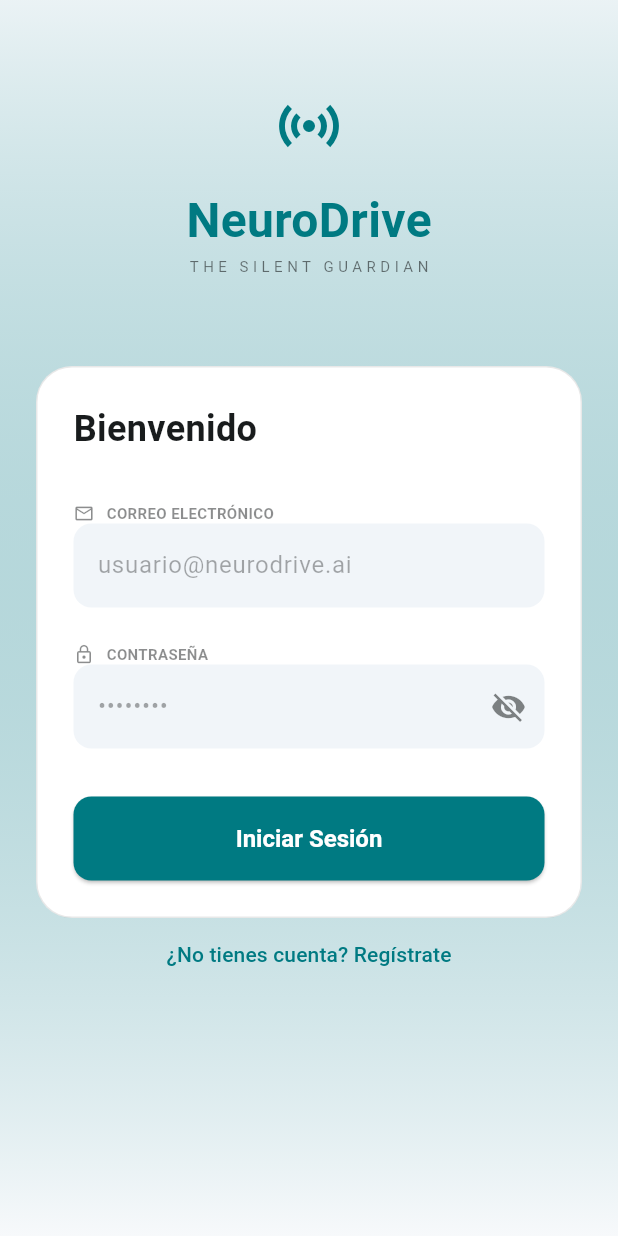
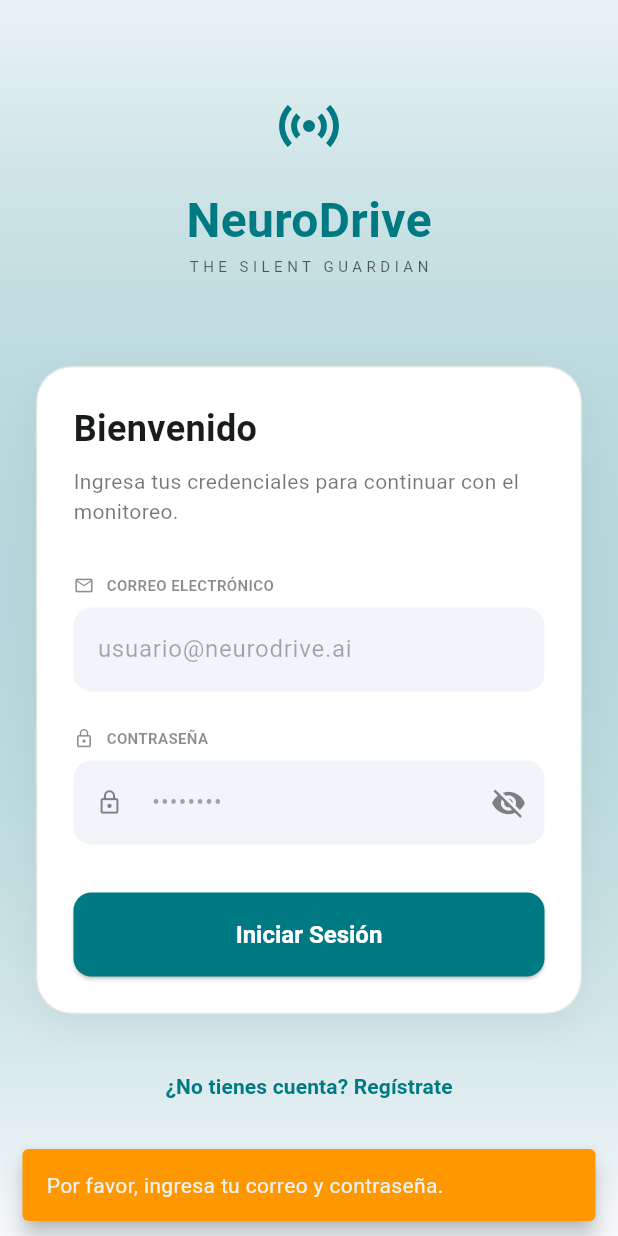
Before and after one commit to ra0214/neurodrive-app, a Flutter app: the screen it shows after launch, after a tap on "Iniciar Sesión", on a phone screen of 412 x 824 dp. Run offline on Flutter 3.47's test engine with Material 3 defaults, Android fonts, the phone set to English and light mode, and no system bars; our stand-ins replace device_preview, flutter_secure_storage; missing offline and left inert: flutter_windowmanager, safe_device; accounts and stored records are empty.

Commit message:
feat: implementar integración con API real en Go, manejo de errores UX y optimización de carga

```diff
--- a/lib/features/auth/data/sources/auth_api_service.dart
+++ b/lib/features/auth/data/sources/auth_api_service.dart
@@ -1,3 +1,4 @@
+import 'dart:async';
 import 'dart:convert';
 import 'package:http/http.dart' as http;
 import '../models/auth_models.dart';
@@ -11,6 +12,7 @@ class AuthException implements Exception {
 
 class AuthApiService {
   final String baseUrl = "http://173.212.202.138:8080/api/v1";
+  final Duration _timeout = const Duration(seconds: 5);
 
   Future<AuthResponse> login(String email, String password) async {
     try {
@@ -18,19 +20,25 @@ class AuthApiService {
         Uri.parse("$baseUrl/auth/login"),
         headers: {"Content-Type": "application/json"},
         body: jsonEncode({"correo": email, "password": password}),
-      );
+      ).timeout(_timeout);
 
       if (response.statusCode == 200) {
         return AuthResponse.fromJson(jsonDecode(response.body));
       } else if (response.statusCode == 401) {
         throw AuthException("Credenciales inválidas. Verifica tu correo y contraseña.");
       } else {
-        final errorData = jsonDecode(response.body);
-        throw AuthException(errorData['message'] ?? "Error del servidor (${response.statusCode})");
+        try {
+          final errorData = jsonDecode(response.body);
+          throw AuthException(errorData['message'] ?? "Error del servidor (${response.statusCode})");
+        } catch (_) {
+          throw AuthException("El servicio no está disponible temporalmente (Error ${response.statusCode})");
+        }
       }
+    } on TimeoutException {
+      throw AuthException("El servidor tardó demasiado en responder. Verifica tu conexión.");
     } catch (e) {
       if (e is AuthException) rethrow;
-      throw AuthException("Error de conexión. Verifica tu internet.");
+      throw AuthException("No se pudo conectar con el servidor. Verifica tu internet.");
     }
   }
 
@@ -52,15 +60,21 @@ class AuthApiService {
           "password": password,
           "telefono": telefono ?? "",
         }),
-      );
+      ).timeout(_timeout);
 
       if (response.statusCode != 201) {
-        final errorData = jsonDecode(response.body);
-        throw AuthException(errorData['message'] ?? "Error al registrar la cuenta.");
+        try {
+          final errorData = jsonDecode(response.body);
+          throw AuthException(errorData['message'] ?? "Error al registrar la cuenta.");
+        } catch (_) {
+          throw AuthException("Error inesperado en el servidor (${response.statusCode})");
+        }
       }
+    } on TimeoutException {
+      throw AuthException("El servidor tardó demasiado en responder.");
     } catch (e) {
       if (e is AuthException) rethrow;
-      throw AuthException("Error de conexión. Verifica tu internet.");
+      throw AuthException("Error de conexión al registrar.");
     }
   }
 }
--- a/lib/features/auth/presentation/views/login_screen.dart
+++ b/lib/features/auth/presentation/views/login_screen.dart
@@ -1,6 +1,7 @@
+import 'dart:io';
 import 'package:flutter/material.dart';
-import 'package:flutter/services.dart'; // Para SystemNavigator.pop
-import 'package:flutter/foundation.dart'; // Para kIsWeb
+import 'package:flutter/services.dart';
+import 'package:flutter/foundation.dart';
 import 'package:provider/provider.dart';
 import 'package:neurodrive/features/auth/presentation/view_models/login_view_model.dart';
 import 'package:neurodrive/core/security/security_service.dart';
@@ -47,7 +48,7 @@ class _LoginScreenState extends State<LoginScreen> {
                   if (kIsWeb) {
                     Navigator.of(context).pop();
                   } else {
-                    SystemNavigator.pop(); // Cierre seguro en Android/iOS
+                    SystemNavigator.pop();
                   }
                 },
                 style: ElevatedButton.styleFrom(
@@ -61,6 +62,13 @@ class _LoginScreenState extends State<LoginScreen> {
         ),
       );
     }
+  }
+
+  @override
+  void dispose() {
+    _emailController.dispose();
+    _passwordController.dispose();
+    super.dispose();
   }
 
   @override
@@ -78,7 +86,7 @@ class _LoginScreenState extends State<LoginScreen> {
             begin: Alignment.topCenter,
             end: Alignment.bottomCenter,
             colors: isDark
-                ? [const Color(0xFF0D1B2A), theme.colorScheme.background]
+                ? [const Color(0xFF08132A), const Color(0xFF0D1B2A)]
                 : [theme.colorScheme.primary.withValues(alpha: 0.05), theme.colorScheme.background],
           ),
         ),
@@ -90,8 +98,16 @@ class _LoginScreenState extends State<LoginScreen> {
                 const SizedBox(height: 60),
                 Icon(Icons.sensors, color: theme.colorScheme.primary, size: 48),
                 const SizedBox(height: 16),
-                Text('NeuroDrive', style: TextStyle(fontSize: 32, fontWeight: FontWeight.bold, color: theme.colorScheme.primary)),
-                Text('THE SILENT GUARDIAN', style: TextStyle(fontSize: 10, letterSpacing: 3, color: theme.colorScheme.onBackground.withValues(alpha: 0.6))),
+                Text('NeuroDrive',
+                    style: TextStyle(
+                        fontSize: 32,
+                        fontWeight: FontWeight.bold,
+                        color: theme.colorScheme.primary)),
+                Text('THE SILENT GUARDIAN',
+                    style: TextStyle(
+                        fontSize: 10,
+                        letterSpacing: 3,
+                        color: theme.colorScheme.onBackground.withValues(alpha: 0.7))),
                 const SizedBox(height: 60),
                 Container(
                   padding: const EdgeInsets.all(24),
@@ -99,21 +115,48 @@ class _LoginScreenState extends State<LoginScreen> {
                     color: theme.colorScheme.surface,
                     borderRadius: BorderRadius.circular(24),
                     border: Border.all(color: theme.colorScheme.onSurface.withValues(alpha: 0.1)),
+                    boxShadow: isDark ? [] : [
+                      BoxShadow(
+                        color: Colors.black.withValues(alpha: 0.05),
+                        blurRadius: 20,
+                        offset: const Offset(0, 10),
+                      )
+                    ],
                   ),
                   child: Column(
                     crossAxisAlignment: CrossAxisAlignment.start,
                     children: [
-                      Text('Bienvenido', style: TextStyle(fontSize: 24, fontWeight: FontWeight.bold, color: theme.colorScheme.onSurface)),
+                      Text('Bienvenido',
+                          style: TextStyle(
+                              fontSize: 24,
+                              fontWeight: FontWeight.bold,
+                              color: theme.colorScheme.onSurface)),
+                      const SizedBox(height: 8),
+                      Text(
+                        'Ingresa tus credenciales para continuar con el monitoreo.',
+                        style: TextStyle(
+                          fontSize: 14,
+                          color: theme.colorScheme.onSurface.withValues(alpha: 0.6),
+                        ),
+                      ),
                       const SizedBox(height: 32),
-                      _buildLabel('CORREO ELECTRÓNICO', Icons.email_outlined),
-                      TextField(controller: _emailController, decoration: const InputDecoration(hintText: 'usuario@neurodrive.ai')),
+                      _buildLabel(context, 'CORREO ELECTRÓNICO', Icons.email_outlined),
+                      const SizedBox(height: 8),
+                      TextField(
+                          controller: _emailController,
+                          style: TextStyle(color: theme.colorScheme.onSurface),
+                          keyboardType: TextInputType.emailAddress,
+                          decoration: const InputDecoration(hintText: 'usuario@neurodrive.ai')),
                       const SizedBox(height: 24),
-                      _buildLabel('CONTRASEÑA', Icons.lock_outline),
+                      _buildLabel(context, 'CONTRASEÑA', Icons.lock_outline),
+                      const SizedBox(height: 8),
                       TextField(
                         controller: _passwordController,
                         obscureText: _obscurePassword,
+                        style: TextStyle(color: theme.colorScheme.onSurface),
                         decoration: InputDecoration(
                           hintText: '••••••••',
+                          prefixIcon: const Icon(Icons.lock_outline, size: 18),
                           suffixIcon: IconButton(
                             icon: Icon(_obscurePassword ? Icons.visibility_off : Icons.visibility),
                             onPressed: () => setState(() => _obscurePassword = !_obscurePassword),
@@ -125,18 +168,55 @@ class _LoginScreenState extends State<LoginScreen> {
                         width: double.infinity,
                         child: ElevatedButton(
                           onPressed: viewModel.isLoading ? null : () async {
-                            await viewModel.login(email: _emailController.text, password: _passwordController.text);
-                            if (mounted && viewModel.error == null) Navigator.pushReplacementNamed(context, '/home');
+                            final email = _emailController.text.trim();
+                            final password = _passwordController.text;
+
+                            if (email.isEmpty || password.isEmpty) {
+                              ScaffoldMessenger.of(context).showSnackBar(
+                                const SnackBar(
+                                  content: Text('Por favor, ingresa tu correo y contraseña.'),
+                                  backgroundColor: Colors.orange,
+                                  behavior: SnackBarBehavior.floating,
+                                ),
+                              );
+                              return;
+                            }
+
+                            await viewModel.login(email: email, password: password);
+
+                            if (mounted) {
+                              if (viewModel.error == null) {
+                                Navigator.pushReplacementNamed(context, '/home');
+                              } else {
+                                ScaffoldMessenger.of(context).showSnackBar(
+                                  SnackBar(
+                                    content: Text(viewModel.error!),
+                                    backgroundColor: theme.colorScheme.error,
+                                    behavior: SnackBarBehavior.floating,
+                                    duration: const Duration(seconds: 4),
+                                  ),
+                                );
+                              }
+                            }
                           },
-                          child: viewModel.isLoading ? const CircularProgressIndicator() : const Text('Iniciar Sesión'),
+                          child: viewModel.isLoading
+                              ? SizedBox(
+                                  height: 20,
+                                  width: 20,
+                                  child: CircularProgressIndicator(
+                                      strokeWidth: 2, color: theme.colorScheme.onPrimary),
+                                )
+                              : const Text('Iniciar Sesión'),
                         ),
                       ),
                     ],
                   ),
                 ),
+                const SizedBox(height: 24),
                 TextButton(
                   onPressed: () => Navigator.pushNamed(context, '/register'),
-                  child: Text('¿No tienes cuenta? Regístrate', style: TextStyle(color: theme.colorScheme.primary)),
+                  child: Text('¿No tienes cuenta? Regístrate',
+                      style: TextStyle(color: theme.colorScheme.primary, fontWeight: FontWeight.bold)),
                 ),
               ],
             ),
@@ -146,11 +226,16 @@ class _LoginScreenState extends State<LoginScreen> {
     );
   }
 
-  Widget _buildLabel(String text, IconData icon) {
+  Widget _buildLabel(BuildContext context, String text, IconData icon) {
+    final theme = Theme.of(context);
     return Row(children: [
-      Icon(icon, size: 14, color: Theme.of(context).colorScheme.onSurface.withValues(alpha: 0.5)),
+      Icon(icon, size: 14, color: theme.colorScheme.onSurface.withValues(alpha: 0.5)),
       const SizedBox(width: 8),
-      Text(text, style: TextStyle(fontSize: 10, fontWeight: FontWeight.bold, color: Theme.of(context).colorScheme.onSurface.withValues(alpha: 0.5))),
+      Text(text,
+          style: TextStyle(
+              fontSize: 10,
+              fontWeight: FontWeight.bold,
+              color: theme.colorScheme.onSurface.withValues(alpha: 0.5))),
     ]);
   }
 }
```
